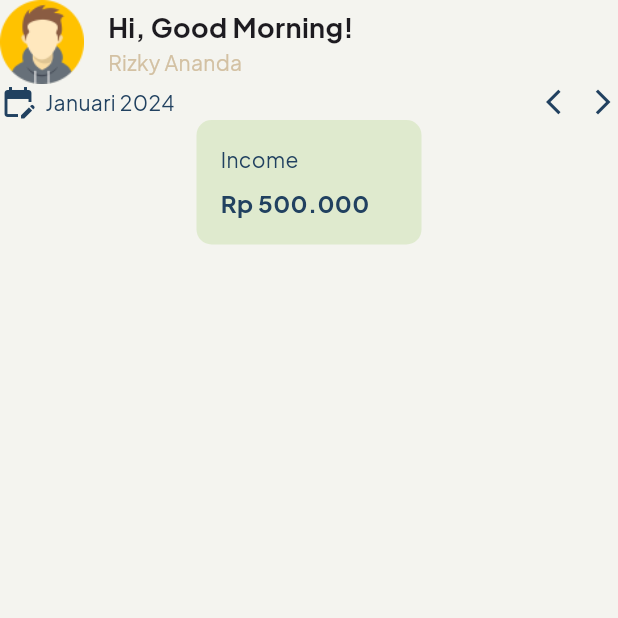
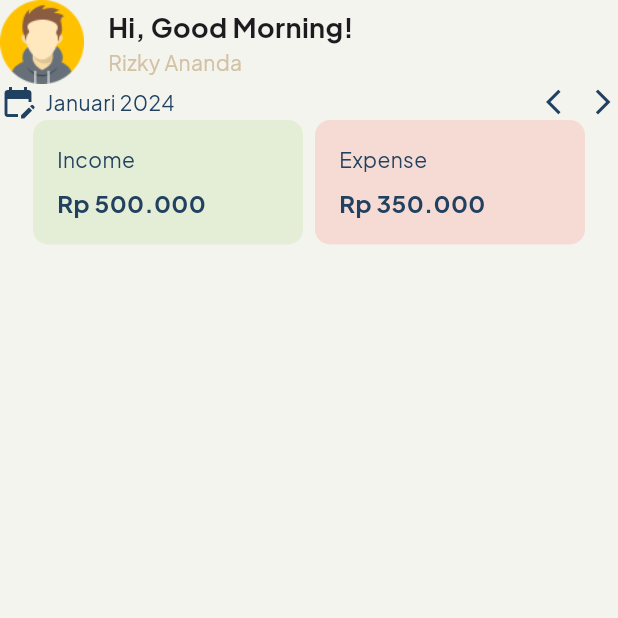
Before and after one commit to ekyrizky/savvy-stash, a Flutter app: the screen it shows after launch, on a phone screen of 412 x 824 dp, the top half of it. Run offline on Flutter 3.47's test engine with Material 3 defaults, Android fonts, the phone set to English and light mode, and no system bars; our stand-ins replace get, google_fonts.

Commit message:
update balance card

```diff
--- a/lib/presentation/components/atoms/balance_card.dart
+++ b/lib/presentation/components/atoms/balance_card_atom.dart
@@ -2,17 +2,19 @@ import 'package:flutter/material.dart';
 import 'package:savvy_stash/app/theme/colors.dart';
 import 'package:savvy_stash/app/theme/typography.dart';
 
-class BalanceCard extends StatelessWidget {
-  const BalanceCard({
+class BalanceCardAtom extends StatelessWidget {
+  const BalanceCardAtom({
     super.key,
     required this.cardColor,
     required this.title,
     required this.value,
+    this.icon,
   });
 
   final String title;
   final String value;
   final Color cardColor;
+  final IconData? icon;
 
   @override
   Widget build(BuildContext context) {
@@ -31,10 +33,20 @@ class BalanceCard extends StatelessWidget {
         mainAxisAlignment: MainAxisAlignment.center,
         crossAxisAlignment: CrossAxisAlignment.start,
         children: [
-          Text(
-            title,
-            style: AppTypography.bodySmall
-                .copyWith(color: AppColors.kPrimaryColor),
+          Row(
+            mainAxisAlignment: MainAxisAlignment.spaceBetween,
+            children: [
+              Text(
+                title,
+                style: AppTypography.bodySmall
+                    .copyWith(color: AppColors.kPrimaryColor),
+              ),
+              Icon(
+                icon,
+                size: 20,
+                color: AppColors.kPrimaryColor,
+              ),
+            ],
           ),
           SizedBox(height: 8),
           Text(
--- /dev/null
+++ b/lib/presentation/components/molecules/balance_card_molecule.dart
@@ -0,0 +1,27 @@
+import 'package:flutter/material.dart';
+import 'package:savvy_stash/app/theme/colors.dart';
+import 'package:savvy_stash/presentation/components/atoms/balance_card_atom.dart';
+
+class BalanceCardMolecule extends StatelessWidget {
+  const BalanceCardMolecule({super.key});
+
+  @override
+  Widget build(BuildContext context) {
+    return Row(
+      mainAxisAlignment: MainAxisAlignment.center,
+      children: [
+        BalanceCardAtom(
+          cardColor: AppColors.kGreenColor.withOpacity(0.15),
+          title: 'Income',
+          value: 'Rp 500.000',
+        ),
+        const SizedBox(width: 8),
+        BalanceCardAtom(
+          cardColor: AppColors.kRedColor.withOpacity(0.15),
+          title: 'Expense',
+          value: 'Rp 350.000',
+        ),
+      ],
+    );
+  }
+}
--- a/lib/presentation/pages/home_page.dart
+++ b/lib/presentation/pages/home_page.dart
@@ -1,6 +1,6 @@
 import 'package:flutter/material.dart';
 import 'package:savvy_stash/app/theme/colors.dart';
-import 'package:savvy_stash/presentation/components/atoms/balance_card.dart';
+import 'package:savvy_stash/presentation/components/molecules/balance_card_molecule.dart';
 import 'package:savvy_stash/presentation/components/molecules/calendar_molecule.dart';
 import 'package:savvy_stash/presentation/components/molecules/profile_header_molecule.dart';
 
@@ -26,11 +26,7 @@ class HomePage extends StatelessWidget {
                 print('prev click');
               },
             ),
-            BalanceCard(
-              cardColor: AppColors.kGreenColor.withOpacity(0.2),
-              title: 'Income',
-              value: 'Rp 500.000',
-            )
+            BalanceCardMolecule(),
           ],
         ),
       ),
```
